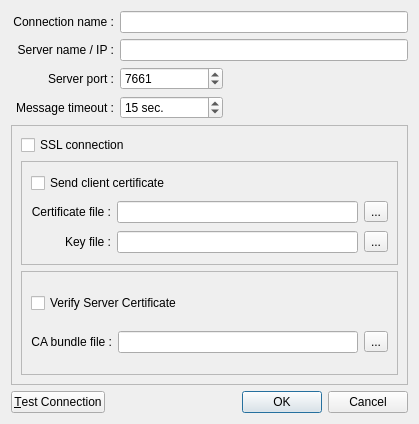
First picture: the form in skeleton/serverDefinitionDialog.ui, repository Wolframe/qtClient, before the edit.
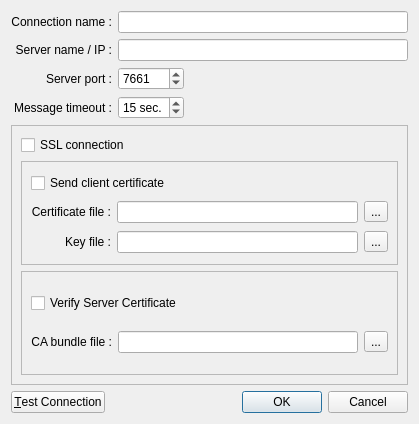
Second picture: the form after the edit. Icons and pictures are not drawn.

Commit message: fixed the serverDefinitionDialog alignment

What changed in the file:
```diff
--- a/skeleton/serverDefinitionDialog.ui
+++ b/skeleton/serverDefinitionDialog.ui
@@ -98,7 +98,7 @@
         <enum>Qt::Horizontal</enum>
        </property>
        <property name="sizeType">
-        <enum>QSizePolicy::Preferred</enum>
+        <enum>QSizePolicy::Expanding</enum>
        </property>
        <property name="sizeHint" stdset="0">
         <size>
```
Left out of the diff: 17 changed lines with no effect on the pictures.
